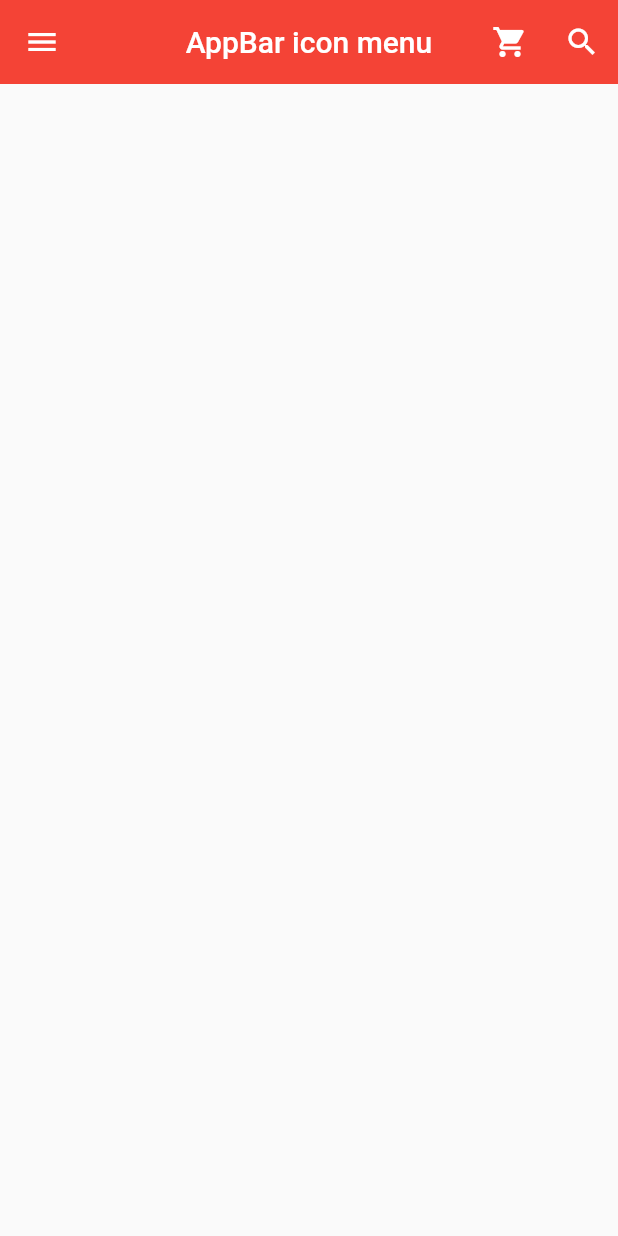
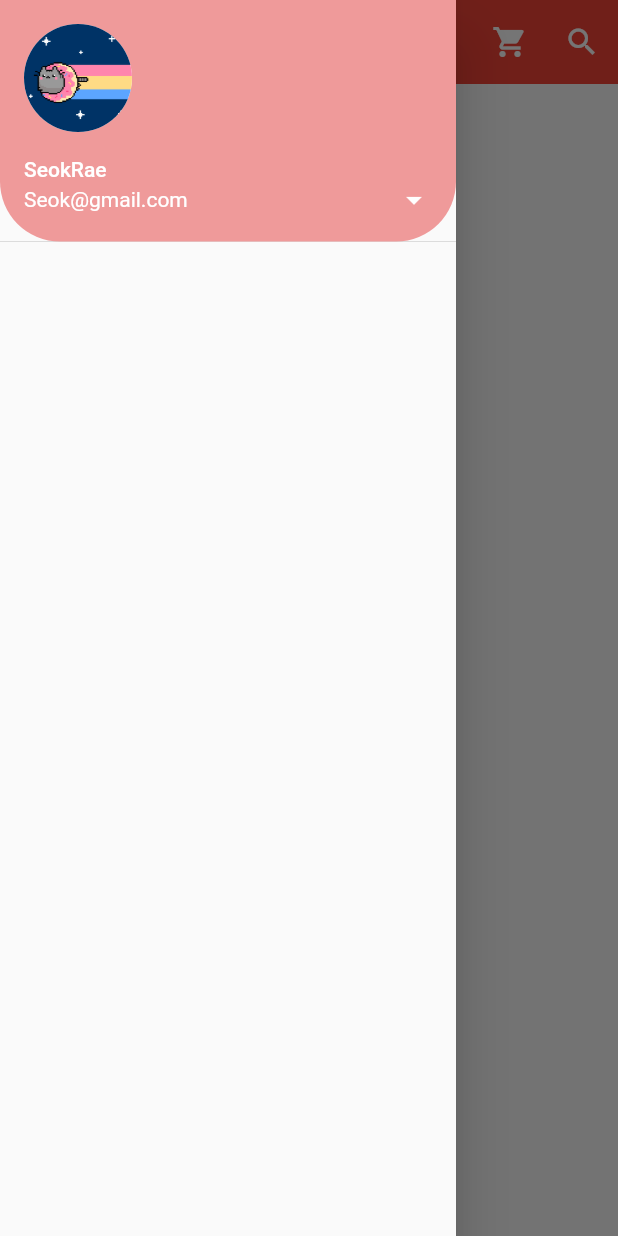
Before and after one commit to SeokRae/flutter_basic, a Flutter app: the screen it shows after launch, with the side drawer open (before the commit the screen has no drawer), on a phone screen of 412 x 824 dp. Run offline on Flutter 3.47's test engine with Material 2 defaults, Android fonts, the phone set to English and light mode, and no system bars.

```diff
--- a/lib/main.dart
+++ b/lib/main.dart
@@ -24,12 +24,12 @@ class MyPage extends StatelessWidget {
         centerTitle: true,
         elevation: 0.0,
         // leading: 아이콘 버튼이나 간단한 위젯을 왼쪽에 배치
-        leading: IconButton(
-          icon: Icon(Icons.menu),
-          onPressed: () {
-            print('menu button is clicked');
-          },
-        ),
+        // leading: IconButton(
+        //   icon: Icon(Icons.menu),
+        //   onPressed: () {
+        //     print('menu button is clicked');
+        //   },
+        // ),
         // 복수의 아이콘 버튼 등을 오른쪽에 배치
         actions: [
           IconButton(
@@ -47,6 +47,31 @@ class MyPage extends StatelessWidget {
           ),
         ],
       ),
+      drawer: Drawer(
+        child: ListView(
+          padding: EdgeInsets.zero,
+          children: [
+            UserAccountsDrawerHeader(
+              currentAccountPicture: CircleAvatar(
+                backgroundImage: AssetImage('assets/cat.gif'),
+                backgroundColor: Colors.white,
+              ),
+              accountName: Text('SeokRae'),
+              accountEmail: Text('Seok@gmail.com'),
+              onDetailsPressed: () {
+                print('arrow is clicked');
+              },
+              decoration: BoxDecoration(
+                color: Colors.red[200],
+                borderRadius: BorderRadius.only(
+                  bottomLeft: Radius.circular(40.0),
+                  bottomRight: Radius.circular(40.0),
+                )
+              ),
+            )
+          ],
+        ),
+      ),
     );
   }
 }
```
